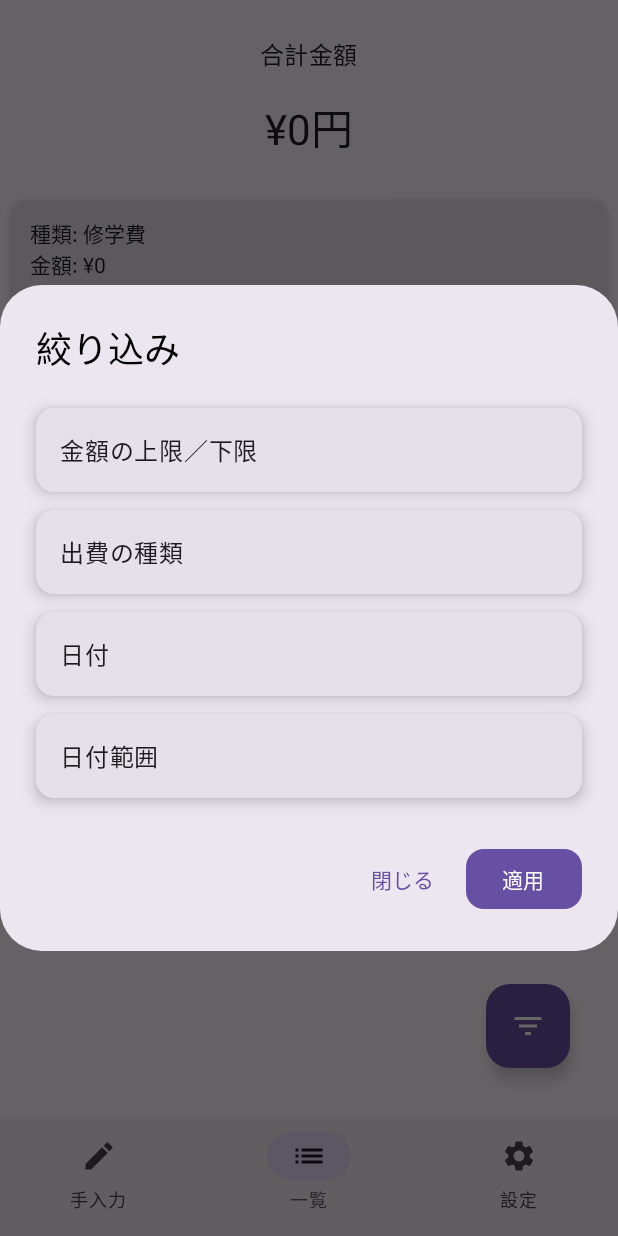
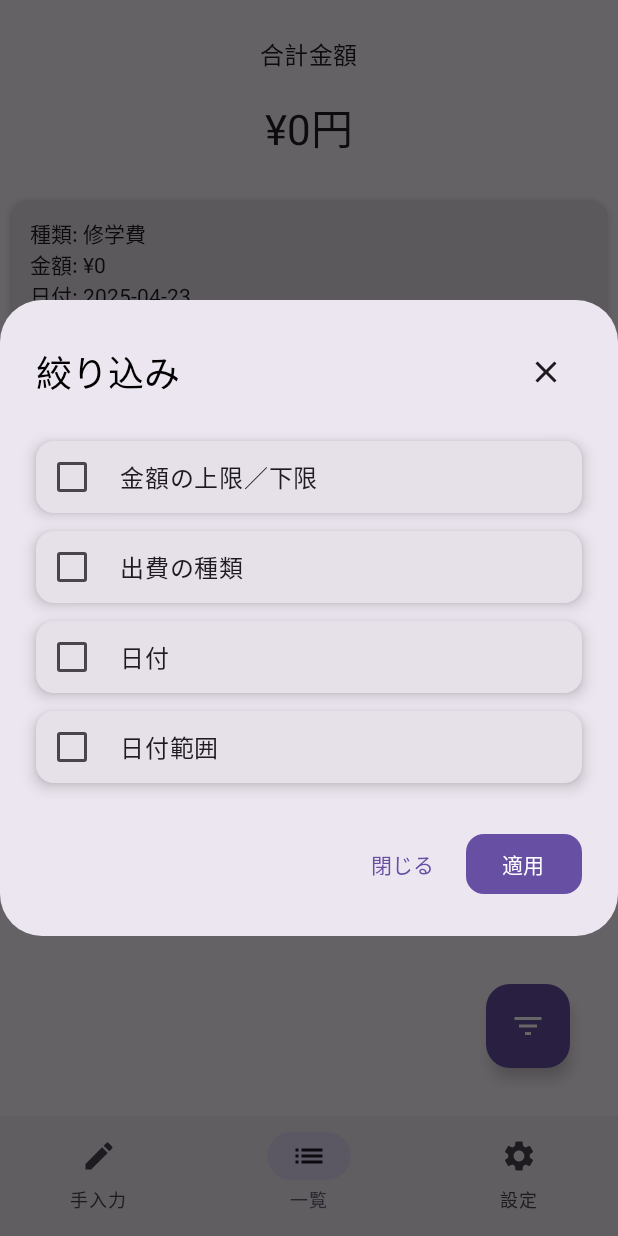
Before and after one commit to Nemukemo/DELDELRecord, an Android app built with Jetpack Compose: the ExpenseListScreen screen opened through its navigation route, after a tap on "フィルター", on a phone screen of 412 x 824 dp. Run offline under Robolectric (Android 15) with nearby library versions, the phone set to English and light mode, and no system bars; our stand-ins replace Room's generated code, livedata-compose.

Commit message:
ExpenseListScreenを更新し、フィルターダイアログのUIを改善。閉じるボタンを追加し、チェックボックスのレイアウトを調整。

```diff
--- a/app/src/main/java/com/example/deldelrecord/ui/Screen/ExpenseListScreen.kt
+++ b/app/src/main/java/com/example/deldelrecord/ui/Screen/ExpenseListScreen.kt
@@ -1,18 +1,43 @@
 package com.example.deldelrecord.ui.screens
 
-import androidx.compose.foundation.background
 import androidx.compose.foundation.clickable
-import androidx.compose.foundation.layout.*
+import androidx.compose.foundation.layout.Arrangement
+import androidx.compose.foundation.layout.Column
+import androidx.compose.foundation.layout.Row
+import androidx.compose.foundation.layout.Spacer
+import androidx.compose.foundation.layout.fillMaxSize
+import androidx.compose.foundation.layout.fillMaxWidth
+import androidx.compose.foundation.layout.height
+import androidx.compose.foundation.layout.padding
+import androidx.compose.foundation.layout.width
 import androidx.compose.foundation.lazy.LazyColumn
-import androidx.compose.foundation.lazy.items
 import androidx.compose.foundation.lazy.itemsIndexed
 import androidx.compose.foundation.selection.toggleable
 import androidx.compose.foundation.text.KeyboardOptions
 import androidx.compose.material.icons.Icons
+import androidx.compose.material.icons.filled.Close
 import androidx.compose.material.icons.filled.FilterList
-import androidx.compose.material3.*
-import androidx.compose.runtime.*
+import androidx.compose.material3.AlertDialog
+import androidx.compose.material3.Button
+import androidx.compose.material3.ButtonDefaults
+import androidx.compose.material3.Card
+import androidx.compose.material3.CardDefaults
+import androidx.compose.material3.Checkbox
+import androidx.compose.material3.FloatingActionButton
+import androidx.compose.material3.Icon
+import androidx.compose.material3.IconButton
+import androidx.compose.material3.MaterialTheme
+import androidx.compose.material3.OutlinedTextField
+import androidx.compose.material3.Scaffold
+import androidx.compose.material3.Text
+import androidx.compose.material3.TextButton
+import androidx.compose.runtime.Composable
+import androidx.compose.runtime.getValue
 import androidx.compose.runtime.livedata.observeAsState
+import androidx.compose.runtime.mutableStateListOf
+import androidx.compose.runtime.mutableStateOf
+import androidx.compose.runtime.remember
+import androidx.compose.runtime.setValue
 import androidx.compose.ui.Alignment
 import androidx.compose.ui.Modifier
 import androidx.compose.ui.graphics.Color
@@ -20,7 +45,6 @@ import androidx.compose.ui.text.input.KeyboardType
 import androidx.compose.ui.unit.dp
 import androidx.lifecycle.viewmodel.compose.viewModel
 import androidx.navigation.NavController
-import com.example.deldelrecord.data.Expense
 import com.example.deldelrecord.viewmodel.ExpenseViewModel
 import com.example.deldelrecord.viewmodel.FilterType
 
@@ -112,7 +136,18 @@ fun ExpenseListScreen(
     if (showFilterDialog) {
         AlertDialog(
             onDismissRequest = { showFilterDialog = false },
-            title = { Text("絞り込み", color = Color.Black) },
+            title = {
+                Row(
+                    modifier = Modifier.fillMaxWidth(),
+                    horizontalArrangement = Arrangement.SpaceBetween,
+                    verticalAlignment = Alignment.CenterVertically
+                ) {
+                    Text("絞り込み", color = Color.Black)
+                    IconButton(onClick = { showFilterDialog = false }) {
+                        Icon(Icons.Default.Close, contentDescription = "閉じる")
+                    }
+                }
+            },
             text = {
                 Column(modifier = Modifier.fillMaxWidth()) {
                     FilterCardOption("金額の上限／下限") {
@@ -384,7 +419,12 @@ fun FilterCardOption(label: String, onClick: () -> Unit) {
             .clickable(onClick = onClick),
         elevation = CardDefaults.cardElevation(6.dp)
     ) {
-        Box(modifier = Modifier.padding(16.dp)) {
+        Row(verticalAlignment = Alignment.CenterVertically) {
+            Checkbox(
+                checked = false, // Replace with a state variable to track the checkbox state
+                onCheckedChange = { /* Handle checkbox state change */ }
+            )
+            Spacer(modifier = Modifier.width(8.dp))
             Text(
                 text = label,
                 style = MaterialTheme.typography.bodyLarge
```
